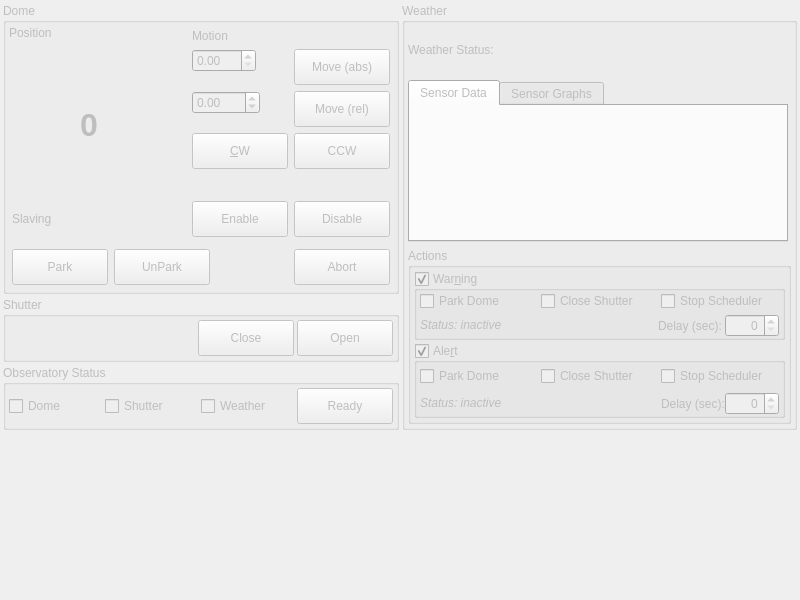
This is kstars/ekos/observatory/observatory.ui in sterne-jaeger/kstars as Qt 5 draws it before an edit. The edited form follows.
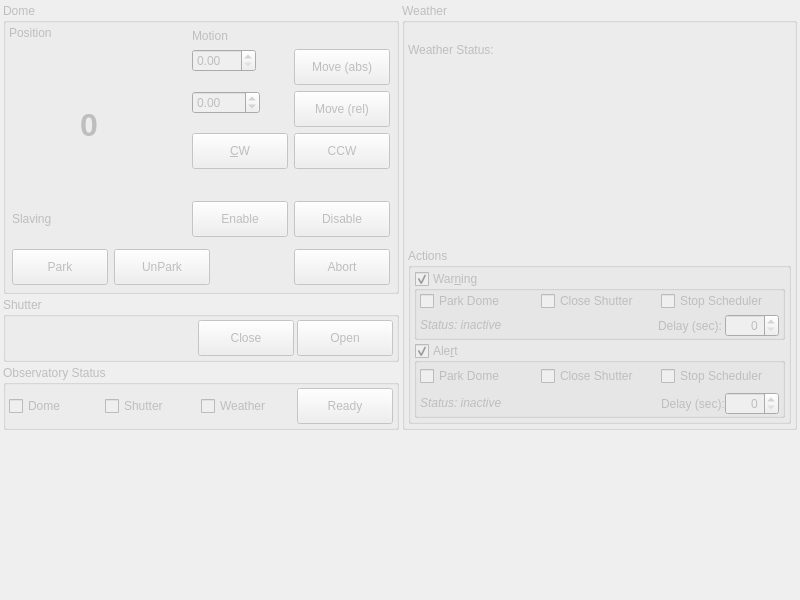
This is the edited form. Custom widgets are drawn as their Qt base class.

Commit message: Tracking sensor data added with static graph

The edit to the form file:
```diff
--- a/kstars/ekos/observatory/observatory.ui
+++ b/kstars/ekos/observatory/observatory.ui
@@ -1064,22 +1064,11 @@
           </property>
          </widget>
         </item>
-        <item row="1" column="0" colspan="3">
-         <widget class="QTabWidget" name="tabWidget">
-          <property name="currentIndex">
-           <number>0</number>
-          </property>
-          <widget class="QWidget" name="dataTab">
-           <attribute name="title">
-            <string>Sensor Data</string>
-           </attribute>
-          </widget>
-          <widget class="QWidget" name="graphsTab">
-           <attribute name="title">
-            <string>Sensor Graphs</string>
-           </attribute>
-          </widget>
-         </widget>
+        <item row="1" column="1" colspan="3">
+         <widget class="QCustomPlot" name="sensorGraphs" native="true"/>
+        </item>
+        <item row="1" column="0">
+         <widget class="QWidget" name="sensorData" native="true"/>
         </item>
        </layout>
       </widget>
@@ -1101,6 +1090,14 @@
    </item>
   </layout>
  </widget>
+ <customwidgets>
+  <customwidget>
+   <class>QCustomPlot</class>
+   <extends>QWidget</extends>
+   <header>auxiliary/qcustomplot.h</header>
+   <container>1</container>
+  </customwidget>
+ </customwidgets>
  <resources/>
  <connections/>
 </ui>
```
The commit also changes 2 other files.
